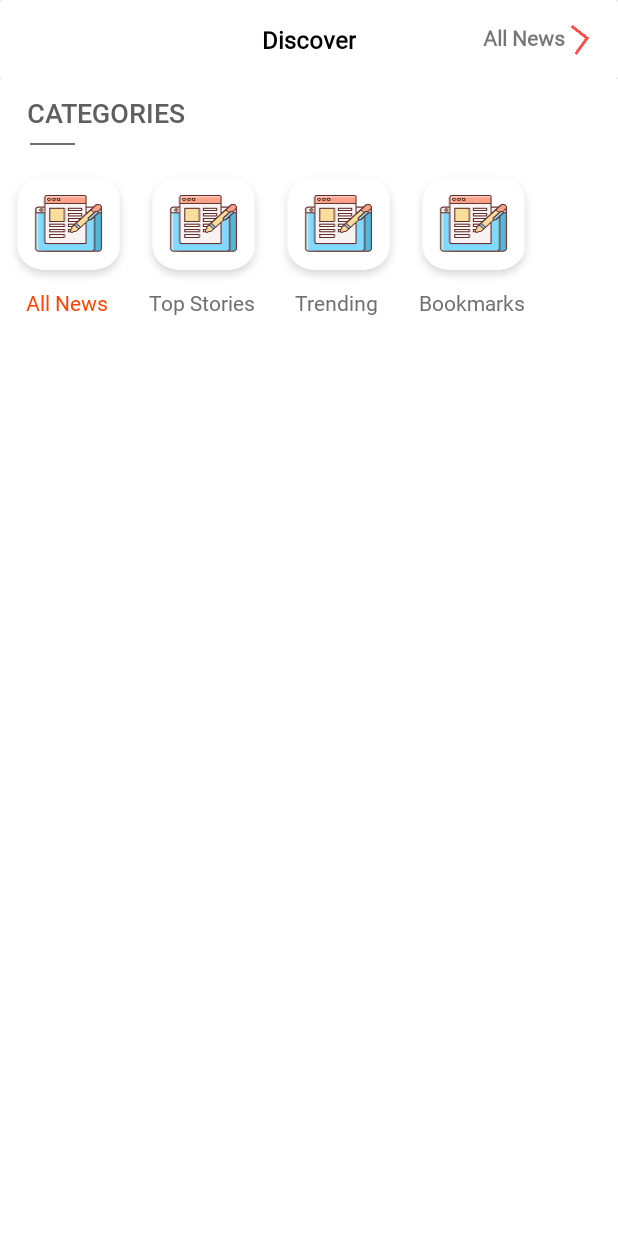
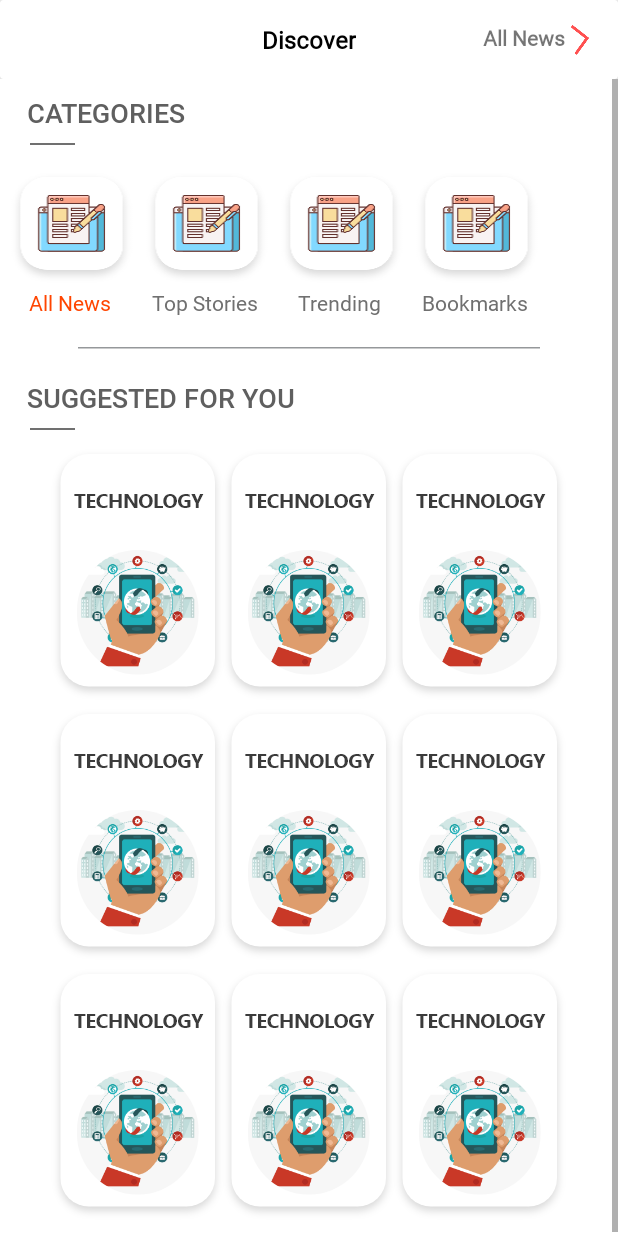
Before and after one commit to AydroidDev/NewsApp, an Android app: the layout fragment_menu.xml on its own in the app's theme, with its tools: preview values and no code run, on a phone screen of 412 x 824 dp. Run offline under Robolectric (Android 15) with nearby library versions, the phone set to English and light mode, and no system bars; network calls fail.

Commit message:
Menu page: menu page allmost done! layout designed. design changes needed. layout corrections needed.

```diff
--- a/app/src/main/res/layout/fragment_menu.xml
+++ b/app/src/main/res/layout/fragment_menu.xml
@@ -88,14 +88,14 @@
 
 
                 <androidx.gridlayout.widget.GridLayout
-
                     android:layout_width="match_parent"
                     android:layout_height="wrap_content"
                     android:layout_marginStart="1dp"
                     android:layout_marginTop="15dp"
                     app:columnCount="4"
-                    app:rowCount="1">
-                </androidx.gridlayout.widget.GridLayout>
+                    app:rowCount="1"
+                    android:layout_gravity="center_horizontal">
+
                 <LinearLayout
                     android:layout_width="wrap_content"
                     android:layout_height="wrap_content"
@@ -132,7 +132,7 @@
 
 
                     <Button
-                    android:id="@+id/allnews1"
+                    android:id="@+id/topstories"
                     android:layout_width="wrap_content"
                     android:layout_height="wrap_content"
                     android:layout_marginLeft="2dp"
@@ -153,7 +153,7 @@
                         android:layout_height="wrap_content"
                         android:orientation="vertical">
                 <Button
-                    android:id="@+id/allnews2"
+                    android:id="@+id/trending"
                     android:layout_width="wrap_content"
                     android:layout_height="wrap_content"
                     android:layout_marginLeft="2dp"
@@ -173,7 +173,7 @@
                         android:layout_height="wrap_content"
                         android:orientation="vertical">
                         <Button
-                        android:id="@+id/allnews3"
+                        android:id="@+id/bookmarks"
                         android:layout_width="wrap_content"
                         android:layout_height="wrap_content"
                         android:layout_marginLeft="2dp"
@@ -186,8 +186,108 @@
                             android:fontFamily="@font/roboto"
                             android:textSize="14sp"
                             android:textColor="#707070"/>
+
                     </LinearLayout>
                 </LinearLayout>
+                </androidx.gridlayout.widget.GridLayout>
+
+                <ImageView
+                    android:layout_width="wrap_content"
+                    android:layout_height="wrap_content"
+                    android:src="@drawable/long_line"
+                    android:layout_gravity="center_horizontal"
+                    android:layout_marginTop="20dp"/>
+
+                <TextView
+                    android:layout_width="wrap_content"
+                    android:layout_height="wrap_content"
+                    android:text="SUGGESTED FOR YOU"
+                    android:textSize="18sp"
+                    android:fontFamily="@font/robotomedium"
+                    android:textColor="#5F5F5F"
+                    android:layout_marginStart="18dp"
+                    android:layout_marginTop="20dp"/>
+                <ImageView
+                    android:layout_width="wrap_content"
+                    android:layout_height="wrap_content"
+                    android:src="@drawable/feed_linee"
+                    android:layout_marginStart="20dp"
+                    android:layout_marginTop="8dp"/>
+
+
+                <androidx.gridlayout.widget.GridLayout
+                    android:layout_width="wrap_content"
+                    android:layout_height="wrap_content"
+                    android:layout_gravity="center_horizontal"
+                    android:layout_marginBottom="10dp"
+                    android:layout_marginTop="10dp"
+                    app:columnCount="3"
+                    app:rowCount="3">
+
+                    <Button
+                        android:id="@+id/demo1"
+                        android:layout_width="wrap_content"
+                        android:layout_height="wrap_content"
+                        android:background="@drawable/tech_button"/>
+
+                    <Button
+                        android:id="@+id/demo2"
+                        android:layout_width="wrap_content"
+                        android:layout_height="wrap_content"
+                        android:layout_marginStart="-7dp"
+                        android:background="@drawable/tech_button"/>
+
+                    <Button
+                        android:id="@+id/demo3"
+                        android:layout_width="wrap_content"
+                        android:layout_height="wrap_content"
+                        android:layout_marginStart="-7dp"
+                        android:background="@drawable/tech_button"/>
+
+                    <Button
+                        android:id="@+id/demo4"
+                        android:layout_width="wrap_content"
+                        android:layout_height="wrap_content"
+                        android:layout_marginStart="0dp"
+                        android:background="@drawable/tech_button"/>
+
+                    <Button
+                        android:id="@+id/demo5"
+                        android:layout_width="wrap_content"
+                        android:layout_height="wrap_content"
+                        android:layout_marginStart="-7dp"
+                        android:background="@drawable/tech_button"/>
+
+                    <Button
+                        android:id="@+id/demo6"
+                        android:layout_width="wrap_content"
+                        android:layout_height="wrap_content"
+                        android:layout_marginStart="-7dp"
+                        android:background="@drawable/tech_button"/>
+
+                    <Button
+                        android:id="@+id/demo7"
+                        android:layout_width="wrap_content"
+                        android:layout_height="wrap_content"
+                        android:layout_marginStart="0dp"
+                        android:background="@drawable/tech_button"/>
+
+                    <Button
+                        android:id="@+id/demo8"
+                        android:layout_width="wrap_content"
+                        android:layout_height="wrap_content"
+                        android:layout_marginStart="-7dp"
+                        android:background="@drawable/tech_button"/>
+
+                    <Button
+                        android:id="@+id/demo9"
+                        android:layout_width="wrap_content"
+                        android:layout_height="wrap_content"
+                        android:layout_marginStart="-7dp"
+                        android:background="@drawable/tech_button"/>
+
+
+                </androidx.gridlayout.widget.GridLayout>
             </LinearLayout>
 
         </ScrollView>
```
Also changed, not shown: app/src/main/res/drawable-hdpi/long_line.png (added), app/src/main/res/drawable-hdpi/tech_button.png (added), app/src/main/res/drawable-ldpi/long_line.png (added), app/src/main/res/drawable-ldpi/tech_button.png (added), app/src/main/res/drawable-mdpi/long_line.png (added), app/src/main/res/drawable-mdpi/tech_button.png (added), app/src/main/res/drawable-xhdpi/long_line.png (added), app/src/main/res/drawable-xhdpi/tech_button.png (added), app/src/main/res/drawable-xxhdpi/long_line.png (added), app/src/main/res/drawable-xxhdpi/tech_button.png (added), app/src/main/res/drawable-xxxhdpi/long_line.png (added), app/src/main/res/drawable-xxxhdpi/tech_button.png (added).
